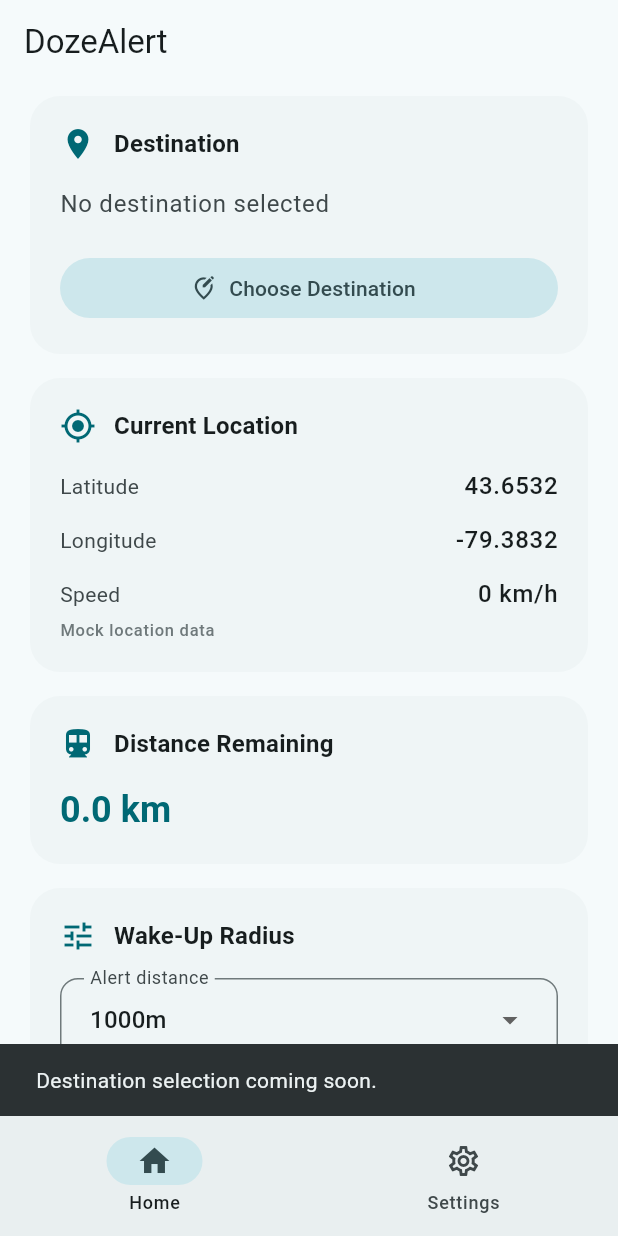
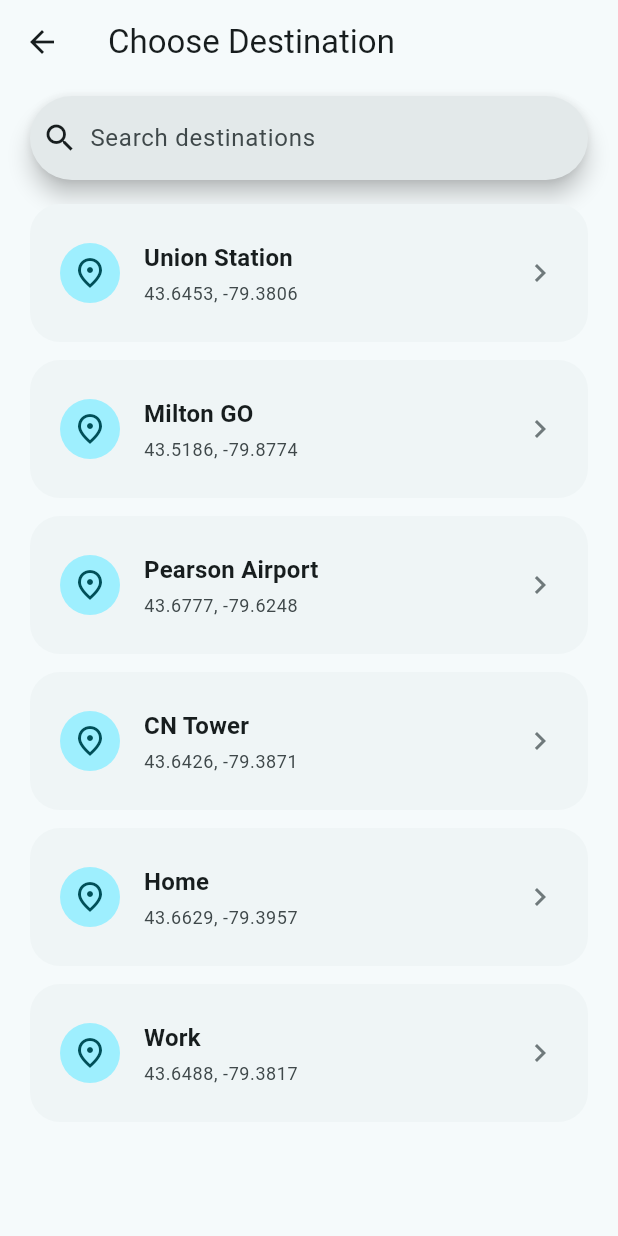
Before and after one commit to riazkhimany-rgb/dozealert, a Flutter app: the screen it shows after launch, after a tap on "Choose Destination", on a phone screen of 412 x 824 dp. Run offline on Flutter 3.47's test engine with Material 3 defaults, Android fonts, the phone set to English and light mode, and no system bars.

Commit message:
Phase 3 - Destination selection screen

```diff
--- /dev/null
+++ b/lib/data/mock_destinations.dart
@@ -0,0 +1,36 @@
+import '../models/destination.dart';
+
+abstract final class MockDestinations {
+  static const List<Destination> all = [
+    Destination(
+      name: 'Union Station',
+      latitude: 43.6453,
+      longitude: -79.3806,
+    ),
+    Destination(
+      name: 'Milton GO',
+      latitude: 43.5186,
+      longitude: -79.8774,
+    ),
+    Destination(
+      name: 'Pearson Airport',
+      latitude: 43.6777,
+      longitude: -79.6248,
+    ),
+    Destination(
+      name: 'CN Tower',
+      latitude: 43.6426,
+      longitude: -79.3871,
+    ),
+    Destination(
+      name: 'Home',
+      latitude: 43.6629,
+      longitude: -79.3957,
+    ),
+    Destination(
+      name: 'Work',
+      latitude: 43.6488,
+      longitude: -79.3817,
+    ),
+  ];
+}
--- /dev/null
+++ b/lib/screens/destination_screen.dart
@@ -0,0 +1,168 @@
+import 'package:flutter/material.dart';
+import 'package:provider/provider.dart';
+
+import '../data/mock_destinations.dart';
+import '../models/destination.dart';
+import '../providers/monitoring_provider.dart';
+import '../widgets/home_card.dart';
+
+class DestinationScreen extends StatefulWidget {
+  const DestinationScreen({super.key});
+
+  @override
+  State<DestinationScreen> createState() => _DestinationScreenState();
+}
+
+class _DestinationScreenState extends State<DestinationScreen> {
+  final TextEditingController _searchController = TextEditingController();
+  String _query = '';
+
+  @override
+  void initState() {
+    super.initState();
+    _searchController.addListener(() {
+      setState(() {
+        _query = _searchController.text.trim().toLowerCase();
+      });
+    });
+  }
+
+  @override
+  void dispose() {
+    _searchController.dispose();
+    super.dispose();
+  }
+
+  List<Destination> get _filteredDestinations {
+    if (_query.isEmpty) {
+      return MockDestinations.all;
+    }
+
+    return MockDestinations.all
+        .where((destination) => destination.name.toLowerCase().contains(_query))
+        .toList();
+  }
+
+  void _selectDestination(Destination destination) {
+    context.read<MonitoringProvider>().setDestination(destination);
+    Navigator.of(context).pop();
+  }
+
+  @override
+  Widget build(BuildContext context) {
+    final colorScheme = Theme.of(context).colorScheme;
+    final destinations = _filteredDestinations;
+
+    return Scaffold(
+      appBar: AppBar(
+        title: const Text('Choose Destination'),
+      ),
+      body: Column(
+        children: [
+          Padding(
+            padding: const EdgeInsets.fromLTRB(20, 8, 20, 16),
+            child: SearchBar(
+              controller: _searchController,
+              hintText: 'Search destinations',
+              leading: const Icon(Icons.search),
+              trailing: _query.isEmpty
+                  ? null
+                  : [
+                      IconButton(
+                        icon: const Icon(Icons.clear),
+                        onPressed: _searchController.clear,
+                      ),
+                    ],
+            ),
+          ),
+          Expanded(
+            child: destinations.isEmpty
+                ? Center(
+                    child: Text(
+                      'No destinations match your search.',
+                      style: Theme.of(context).textTheme.bodyLarge?.copyWith(
+                        color: colorScheme.onSurfaceVariant,
+                      ),
+                    ),
+                  )
+                : ListView.separated(
+                    padding: const EdgeInsets.fromLTRB(20, 0, 20, 24),
+                    itemCount: destinations.length,
+                    separatorBuilder: (_, _) => const SizedBox(height: 12),
+                    itemBuilder: (context, index) {
+                      final destination = destinations[index];
+                      final selectedDestination = context
+                          .watch<MonitoringProvider>()
+                          .selectedDestination;
+                      final isSelected =
+                          selectedDestination == destination;
+
+                      return HomeCard(
+                        child: InkWell(
+                          borderRadius: BorderRadius.circular(20),
+                          onTap: () => _selectDestination(destination),
+                          child: Padding(
+                            padding: const EdgeInsets.symmetric(vertical: 4),
+                            child: Row(
+                              children: [
+                                CircleAvatar(
+                                  backgroundColor:
+                                      colorScheme.primaryContainer,
+                                  child: Icon(
+                                    Icons.place_outlined,
+                                    color: colorScheme.onPrimaryContainer,
+                                  ),
+                                ),
+                                const SizedBox(width: 16),
+                                Expanded(
+                                  child: Column(
+                                    crossAxisAlignment:
+                                        CrossAxisAlignment.start,
+                                    children: [
+                                      Text(
+                                        destination.name,
+                                        style: Theme.of(context)
+                                            .textTheme
+                                            .titleMedium
+                                            ?.copyWith(
+                                              fontWeight: FontWeight.w600,
+                                            ),
+                                      ),
+                                      const SizedBox(height: 4),
+                                      Text(
+                                        '${destination.latitude.toStringAsFixed(4)}, '
+                                        '${destination.longitude.toStringAsFixed(4)}',
+                                        style: Theme.of(context)
+                                            .textTheme
+                                            .bodySmall
+                                            ?.copyWith(
+                                              color:
+                                                  colorScheme.onSurfaceVariant,
+                                            ),
+                                      ),
+                                    ],
+                                  ),
+                                ),
+                                if (isSelected)
+                                  Icon(
+                                    Icons.check_circle,
+                                    color: colorScheme.primary,
+                                  )
+                                else
+                                  Icon(
+                                    Icons.chevron_right,
+                                    color: colorScheme.outline,
+                                  ),
+                              ],
+                            ),
+                          ),
+                        ),
+                      );
+                    },
+                  ),
+          ),
+        ],
+      ),
+    );
+  }
+}
--- a/lib/screens/home_screen.dart
+++ b/lib/screens/home_screen.dart
@@ -5,6 +5,7 @@
 import '../providers/monitoring_provider.dart';
 import '../utils/monitoring_format.dart';
 import '../widgets/home_card.dart';
+import 'destination_screen.dart';
 
 class HomeScreen extends StatelessWidget {
   const HomeScreen({super.key});
@@ -70,20 +71,35 @@
           const SizedBox(height: 16),
           Text(
             destination?.name ?? 'No destination selected',
-            style: Theme.of(context).textTheme.bodyLarge?.copyWith(
+            style: Theme.of(context).textTheme.titleMedium?.copyWith(
+              fontWeight: FontWeight.w600,
               color: destination == null
                   ? colorScheme.onSurfaceVariant
                   : colorScheme.onSurface,
             ),
+          ),
+          const SizedBox(height: 12),
+          _MetricRow(
+            label: 'Latitude',
+            value: destination != null
+                ? destination.latitude.toStringAsFixed(4)
+                : '—',
+          ),
+          const SizedBox(height: 8),
+          _MetricRow(
+            label: 'Longitude',
+            value: destination != null
+                ? destination.longitude.toStringAsFixed(4)
+                : '—',
           ),
           const SizedBox(height: 20),
           SizedBox(
             width: double.infinity,
             child: FilledButton.tonalIcon(
               onPressed: () {
-                ScaffoldMessenger.of(context).showSnackBar(
-                  const SnackBar(
-                    content: Text('Destination selection coming soon.'),
+                Navigator.of(context).push(
+                  MaterialPageRoute<void>(
+                    builder: (_) => const DestinationScreen(),
                   ),
                 );
               },
```
Also changed, not shown: 1 other file.
